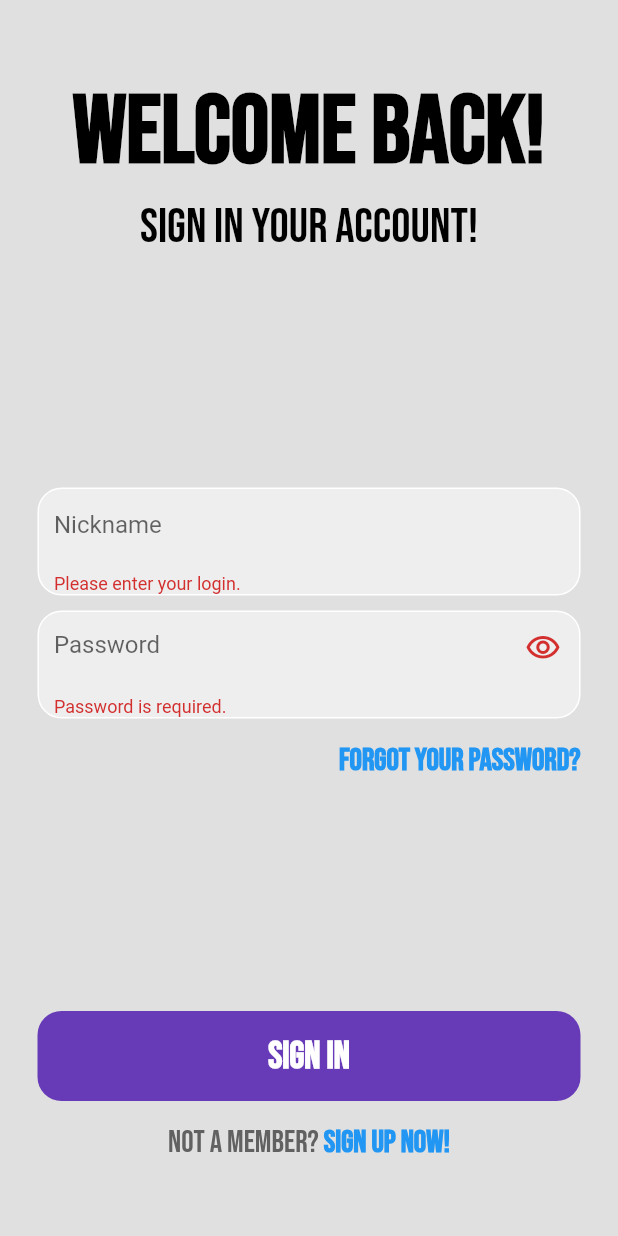
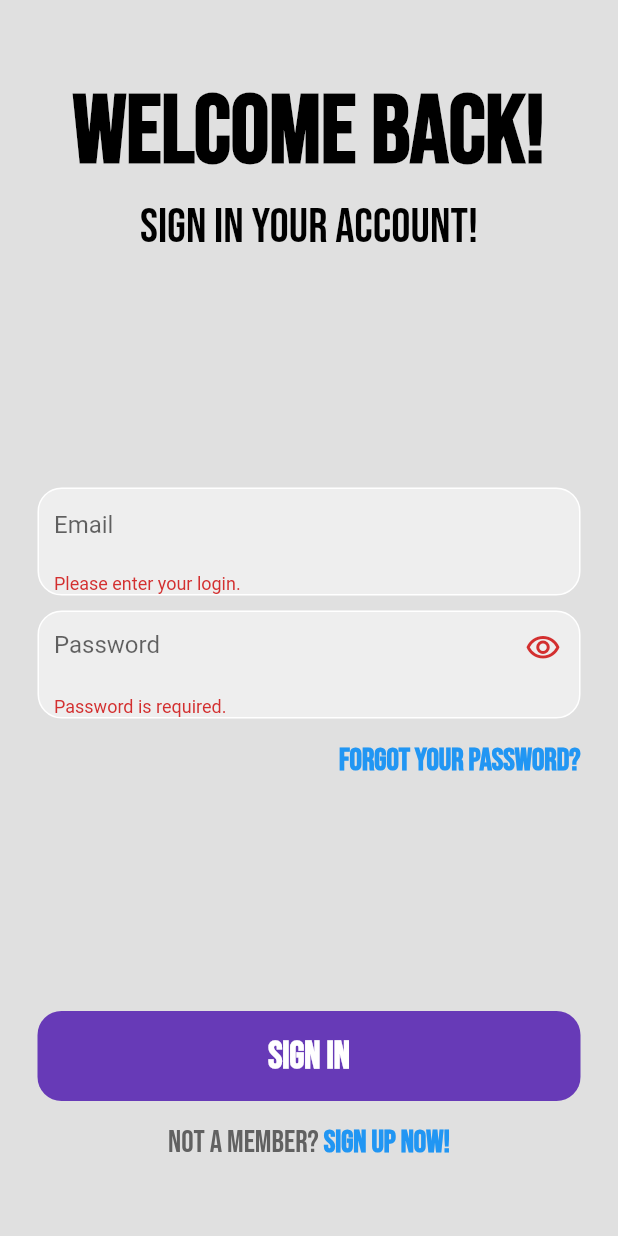
Before and after one commit to Hestate/Test, a Flutter app: the screen it shows after launch, after a tap on "Sign in", on a phone screen of 412 x 824 dp. Run offline on Flutter 3.47's test engine with Material 2 defaults, Android fonts, the phone set to English and light mode, and no system bars; our stand-ins replace curved_navigation_bar, flutter_bloc, flutter_screenutil, hive, hive_flutter, shared_preferences and 1 more; accounts and stored records are empty; generated files the repository leaves out were written again.

Commit message:
Hive login and fixes

```diff
--- a/lib/screens/login_screen.dart
+++ b/lib/screens/login_screen.dart
@@ -1,10 +1,10 @@
-import 'package:auth_app/auth/authentication_functions.dart';
 import 'package:auth_app/auth/validation_functions.dart';
+import 'package:auth_app/models/user.dart';
 import 'package:auth_app/utils/colors.dart';
 import 'package:auth_app/utils/decorations.dart';
 import 'package:auth_app/utils/fonts.dart';
 import 'package:flutter/material.dart';
-import 'package:shared_preferences/shared_preferences.dart';
+import 'package:hive_flutter/hive_flutter.dart';
 
 class LoginScreen extends StatefulWidget {
   const LoginScreen({Key? key}) : super(key: key);
@@ -16,8 +16,32 @@ class LoginScreen extends StatefulWidget {
 class _LoginScreenState extends State<LoginScreen> {
   bool _obscureText = true;
   final _formKey = GlobalKey<FormState>();
-  TextEditingController nicknameController = TextEditingController();
-  TextEditingController passwordController = TextEditingController();
+  late String _email = '', _password = '';
+  final TextEditingController _emailController = TextEditingController();
+  final TextEditingController _passwordController = TextEditingController();
+
+  User loginUser = User(nickname: '', email: '', password: '', date: '');
+
+  @override
+  void initState() {
+    super.initState();
+    _emailController.addListener(_setText);
+    _passwordController.addListener(_setText);
+  }
+
+  void _setText() {
+    setState(() {
+      _email = _emailController.text;
+      _password = _passwordController.text;
+    });
+  }
+
+  @override
+  void dispose() {
+    _emailController.dispose();
+    _passwordController.dispose();
+    super.dispose();
+  }
 
   @override
   Widget build(BuildContext context) {
@@ -55,10 +79,10 @@ class _LoginScreenState extends State<LoginScreen> {
                             child: Padding(
                               padding: const EdgeInsets.only(left: 10),
                               child: TextFormField(
-                                controller: nicknameController,
+                                controller: _emailController,
                                 decoration: const InputDecoration(
                                   border: InputBorder.none,
-                                  hintText: 'Nickname',
+                                  hintText: 'Email',
                                 ),
                                 validator: (value) {
                                   return validateLogin(value!);
@@ -76,7 +100,7 @@ class _LoginScreenState extends State<LoginScreen> {
                             child: Padding(
                               padding: const EdgeInsets.only(left: 10),
                               child: TextFormField(
-                                controller: passwordController,
+                                controller: _passwordController,
                                 obscureText: _obscureText,
                                 decoration: InputDecoration(
                                   border: InputBorder.none,
@@ -134,32 +158,11 @@ class _LoginScreenState extends State<LoginScreen> {
                         ),
                         const Spacer(),
                         GestureDetector(
-                          onTap: () async {
-                            if (_formKey.currentState!.validate()) {
-                              final credentialExists = await checkCredentials(
-                                nicknameController.text,
-                                passwordController.text,
-                              );
-                              if (credentialExists) {
-                                List<String> person = await getPersonList(
-                                    nicknameController.text.toString());
-                                print(person);
-                                final prefs =
-                                    await SharedPreferences.getInstance();
-                                await prefs.setBool('Sign in', true);
-                                if (mounted) {
-                                  await Navigator.pushNamed(context, '/MS');
-                                }
-                              } else {
-                                if (mounted) {
-                                  ScaffoldMessenger.of(context).showSnackBar(
-                                    const SnackBar(
-                                      content: Text(
-                                          'User not found. Please sign up.'),
-                                    ),
-                                  );
-                                }
-                              }
+                          onTap: () {
+                            final form = _formKey.currentState;
+                            if (form!.validate()) {
+                              form.save();
+                              signInButton();
                             }
                           },
                           child: Padding(
@@ -209,4 +212,48 @@ class _LoginScreenState extends State<LoginScreen> {
       ),
     );
   }
+
+  void signInButton() {
+    print('Email: $_email and Password: $_password');
+    login(email: _email, password: _password);
+  }
+
+  Future<Object> login({
+    required String email,
+    required String password,
+  }) async {
+    try {
+      final usersBox = await Hive.openBox('users');
+
+      final users = usersBox.values
+          .where((user) =>
+              (user.email.contains(email) && user.password.contains(password)))
+          .toList();
+
+      for (final user in users) {
+        loginUser = User(
+          nickname: user.nickname.toString(),
+          email: user.email.toString(),
+          password: user.password.toString(),
+          date: user.date.toString(),
+        );
+      }
+
+      if (users.isNotEmpty) {
+        return Navigator.pushNamed(context, '/MS');
+      } else {
+        return ScaffoldMessenger.of(context).showSnackBar(
+          const SnackBar(
+            content: Text('User not found!'),
+          ),
+        );
+      }
+    } on Exception catch (error) {
+      return ScaffoldMessenger.of(context).showSnackBar(
+        SnackBar(
+          content: Text('something wrong! \n $error'),
+        ),
+      );
+    }
+  }
 }
--- a/lib/screens/registration_screen.dart
+++ b/lib/screens/registration_screen.dart
@@ -248,7 +248,7 @@ class _RegistrationScreenState extends State<RegistrationScreen> {
     final now = DateTime.now();
     final convertedDateTime = '${now.hour}:${now.minute}';
     print(
-        'Full name $_nickname and Email: $_email and Password $_password and Date: $convertedDateTime');
+        'Nickname: $_nickname, Email: $_email, Password $_password and Date: $convertedDateTime');
     add(
       nickname: _nickname,
       email: _email,
```
